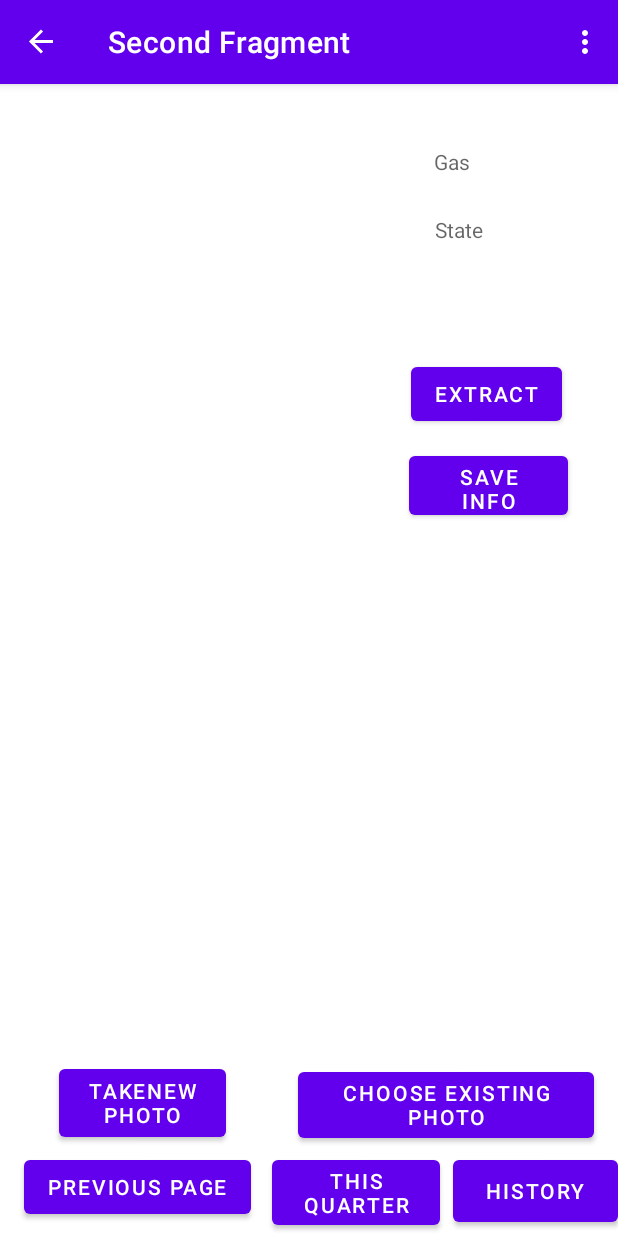
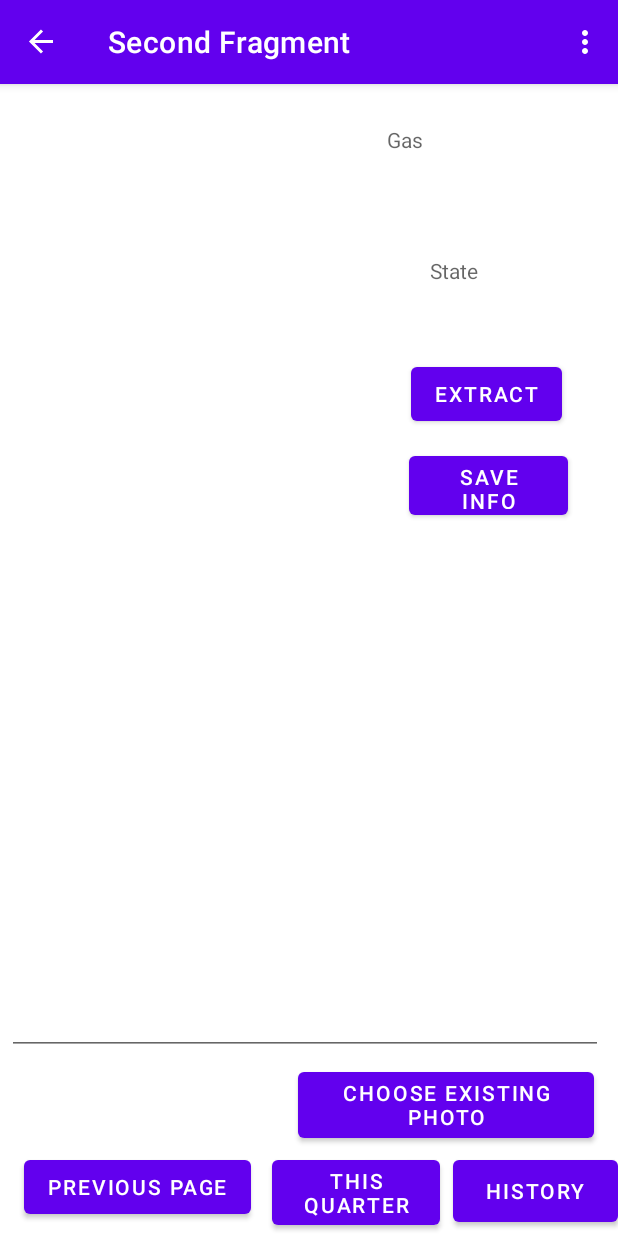
Before and after one commit to BrandonTCozart/receipt, an Android app: the SecondFragment screen opened through its navigation route, on a phone screen of 412 x 824 dp. Run offline under Robolectric (Android 15) with nearby library versions, the phone set to English and light mode, and no system bars; our stand-ins replace navigation-ui; libraries missing offline, so code that uses them is left out: com.google.mlkit.vision.

Commit message:
Trying to get the recognition to recognize the right things.

```diff
--- a/app/src/main/java/com/example/iftaproject/SecondFragment.java
+++ b/app/src/main/java/com/example/iftaproject/SecondFragment.java
@@ -72,13 +72,6 @@ public class SecondFragment extends Fragment {
             }
         });
 
-        binding.Tphoto.setOnClickListener(new View.OnClickListener() {
-            @Override
-            public void onClick(View view) {
-
-            }
-        });
-
         binding.buttonExtract.setOnClickListener(new View.OnClickListener() {
             @Override
             public void onClick(View view) {
@@ -121,12 +114,22 @@ public class SecondFragment extends Fragment {
                                     // Below gets the segment of the string that has the gallons data and takes the about of gallons //
                                     String data = visionText.getText();
 
+                                    String stateData = visionText.getText().substring(0, 70);
+                                    String[] statesAb = {"AK", "AL", "AR", "AS", "AZ", "CA", "CO", "CT", "DC", "DE", "FL", "GA", "GU", "HI", "IA", "ID", "IL", "IN", "KS", "KY", "LA", "MA", "MD", "ME", "MI", "MN", "MO", "MP", "MS", "MT", "NC", "ND", "NE", "NH", "NJ", "NM", "NV", "NY", "OH", "OK", "OR", "PA", "PR", "RI", "SC", "SD", "TN", "TX", "UM", "UT", "VA", "VI", "VT", "WA", "WI", "WV", "WY"};
+                                    int positionState = stateData.indexOf(",");;
+                                    String state = ""+stateData.charAt(positionState+1)+stateData.charAt(positionState+2)+stateData.charAt(positionState+3);
+
                                     int position = data.indexOf("Gallons:")+8; // May need to add extra code just incase the receipt says "gal:" instead of "gallons:" //
                                     String gallons = ""+data.charAt(position)+data.charAt(position+1)+data.charAt(position+2)+data.charAt(position+3)+data.charAt(position+4)+data.charAt(position+5)+data.charAt(position+6)+data.charAt(position+7);
                                     String totalGallons = gallons.replaceAll("[a-zA-Z]", "");
 
+
+                                    binding.editTextTextPersonName3.setText(totalGallons);
+                                    binding.textViewState.setText(state);
                                     binding.textViewTextResults.setText(totalGallons);
+
                                 }
+
                             })
                             .addOnFailureListener(new OnFailureListener() {
                                         @Override
--- a/app/src/main/res/layout/fragment_second.xml
+++ b/app/src/main/res/layout/fragment_second.xml
@@ -31,18 +31,6 @@
         app:layout_constraintVertical_bias="0.917" />
 
     <Button
-        android:id="@+id/Tphoto"
-        android:layout_width="111dp"
-        android:layout_height="57dp"
-        android:text="TakeNewPhoto"
-        app:layout_constraintBottom_toBottomOf="parent"
-        app:layout_constraintEnd_toEndOf="parent"
-        app:layout_constraintHorizontal_bias="0.13"
-        app:layout_constraintStart_toStartOf="parent"
-        app:layout_constraintTop_toTopOf="parent"
-        app:layout_constraintVertical_bias="0.916" />
-
-    <Button
         android:id="@+id/buttonCurrentQuarter"
         android:layout_width="112dp"
         android:layout_height="55dp"
@@ -68,8 +56,8 @@
 
     <ImageView
         android:id="@+id/imageViewReceipt"
-        android:layout_width="250dp"
-        android:layout_height="429dp"
+        android:layout_width="253dp"
+        android:layout_height="374dp"
         app:layout_constraintBottom_toBottomOf="parent"
         app:layout_constraintEnd_toEndOf="parent"
         app:layout_constraintHorizontal_bias="0.03"
@@ -92,27 +80,27 @@
 
     <TextView
         android:id="@+id/textViewTextResults"
-        android:layout_width="97dp"
-        android:layout_height="33dp"
+        android:layout_width="149dp"
+        android:layout_height="84dp"
         android:hint="Gas"
         app:layout_constraintBottom_toBottomOf="parent"
         app:layout_constraintEnd_toEndOf="parent"
-        app:layout_constraintHorizontal_bias="0.92"
+        app:layout_constraintHorizontal_bias="0.981"
         app:layout_constraintStart_toStartOf="parent"
         app:layout_constraintTop_toTopOf="parent"
-        app:layout_constraintVertical_bias="0.057" />
+        app:layout_constraintVertical_bias="0.04" />
 
     <TextView
-        android:id="@+id/textView"
-        android:layout_width="96dp"
-        android:layout_height="29dp"
+        android:id="@+id/textViewState"
+        android:layout_width="92dp"
+        android:layout_height="57dp"
         android:hint="State"
         app:layout_constraintBottom_toBottomOf="parent"
         app:layout_constraintEnd_toEndOf="parent"
-        app:layout_constraintHorizontal_bias="0.917"
+        app:layout_constraintHorizontal_bias="0.896"
         app:layout_constraintStart_toStartOf="parent"
         app:layout_constraintTop_toTopOf="parent"
-        app:layout_constraintVertical_bias="0.118" />
+        app:layout_constraintVertical_bias="0.161" />
 
     <Button
         android:id="@+id/button3"
@@ -126,4 +114,18 @@
         app:layout_constraintTop_toTopOf="parent"
         app:layout_constraintVertical_bias="0.338" />
 
+    <EditText
+        android:id="@+id/editTextTextPersonName3"
+        android:layout_width="397dp"
+        android:layout_height="225dp"
+        android:ems="10"
+        android:inputType="text"
+        android:text=""
+        app:layout_constraintBottom_toBottomOf="parent"
+        app:layout_constraintEnd_toEndOf="parent"
+        app:layout_constraintHorizontal_bias="0.312"
+        app:layout_constraintStart_toStartOf="parent"
+        app:layout_constraintTop_toTopOf="parent"
+        app:layout_constraintVertical_bias="0.778" />
+
 </androidx.constraintlayout.widget.ConstraintLayout>
```
